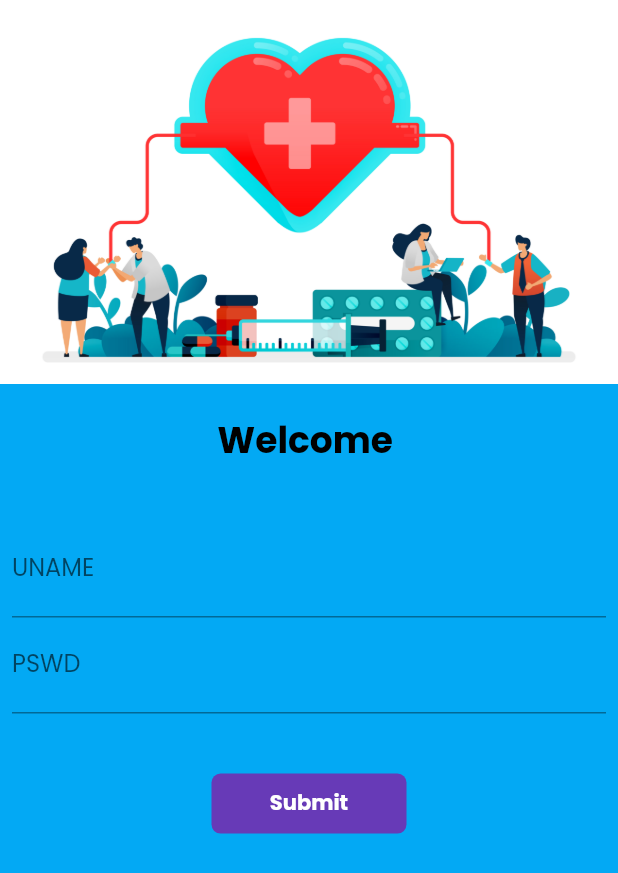
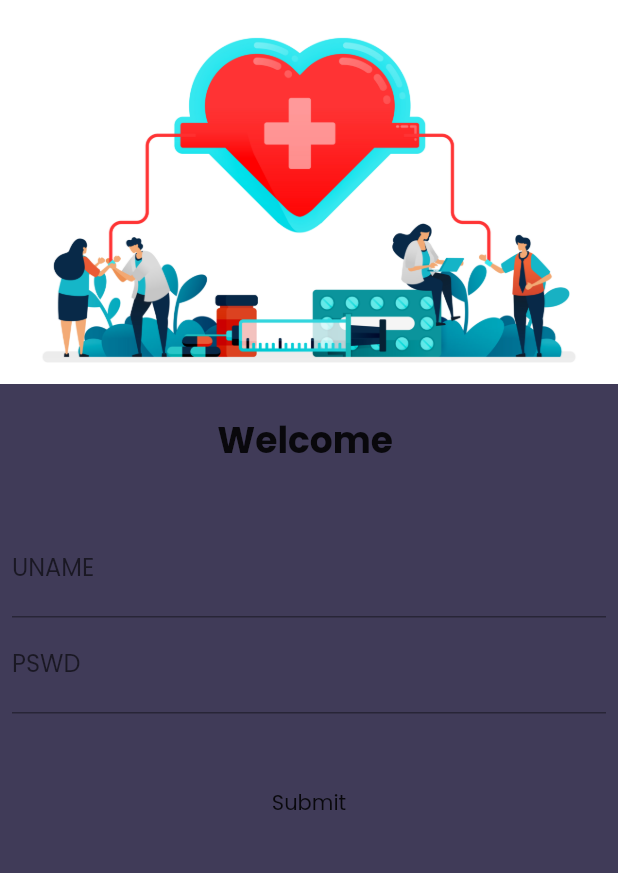
Before and after one commit to SarvT/BookShop, a Flutter app: the LoginApp screen opened by its route, on a phone screen of 412 x 824 dp. Shown: the top 873 px of the screen. Run offline on Flutter 3.47's test engine with Material 2 defaults, Android fonts, the phone set to English and light mode, and no system bars; our stand-ins replace google_fonts, velocity_x; network calls fail.

Commit message:
ui enhancements added dark mode and removed hard code

```diff
--- a/lib/main.dart
+++ b/lib/main.dart
@@ -1,4 +1,5 @@
 import 'package:flutter/material.dart';
+import 'package:oneflut/pages/cart.dart';
 import 'package:oneflut/pages/homepage.dart';
 import 'package:oneflut/pages/login_page.dart';
 import 'package:oneflut/utils/routes.dart';
@@ -28,7 +29,7 @@ class MyApp extends StatelessWidget {
 
 
     return MaterialApp(
-      themeMode: ThemeMode.light,
+      themeMode: ThemeMode.system,
       theme: MyTheme.lightTheme(context),
       darkTheme: MyTheme.darkTheme(context),
 
@@ -52,10 +53,11 @@ class MyApp extends StatelessWidget {
 
 
     debugShowCheckedModeBanner: false, // hides debug bannner
-    initialRoute: "/home",
+    initialRoute: MyRoutes.homeRoute,
       routes: {
         MyRoutes.homeRoute: (context) => const HomeApp(),
         MyRoutes.loginRoute: (context) => const LoginApp(),
+        MyRoutes.cartRoute: (context) =>  CartApp(),
       },
     );
   }
--- a/lib/pages/homeWidgets/CatalogueHeader.dart
+++ b/lib/pages/homeWidgets/CatalogueHeader.dart
@@ -12,7 +12,7 @@ class CatalogueHeader extends StatelessWidget {
     return Column(
       crossAxisAlignment: CrossAxisAlignment.start,
       children: [
-        "Mr.Store".text.xl5.bold.color(MyTheme.darkBluishColor).make(),
+        "Mr.Store".text.xl5.bold.make(),
         "Trending products".text.xl2.make(),
       ],
     );
--- a/lib/pages/homeWidgets/catalogItem.dart
+++ b/lib/pages/homeWidgets/catalogItem.dart
@@ -36,7 +36,7 @@ class CatalogueItem extends StatelessWidget {
                   "\$${catalog.price}".text.bold.xl.make(),
                   ElevatedButton(
                     onPressed: () {},
-                    child: "Buy".text.make(),
+                    child: "Add to cart".text.make(),
                     style: ButtonStyle(
                       shape: MaterialStateProperty.all(
                         const StadiumBorder()
@@ -49,6 +49,6 @@ class CatalogueItem extends StatelessWidget {
           ))
         ],
       ),
-    ).white.roundedLg.square(150).make().py16();
+    ).color(context.accentColor).roundedLg.square(150).make().py16();
   }
 }
--- a/lib/pages/login_page.dart
+++ b/lib/pages/login_page.dart
@@ -1,6 +1,7 @@
 import 'package:flutter/material.dart';
 // import 'package:flutter/widgets.dart';
 import 'package:oneflut/utils/routes.dart';
+import 'package:velocity_x/velocity_x.dart';
 
 // underscore before a name is private in flutter
 
@@ -34,7 +35,7 @@ class _LoginAppState extends State<LoginApp> {
   @override
   Widget build(BuildContext context) {
     return Material(
-      color: Colors.lightBlue,
+      color: context.canvasColor,
       child: SingleChildScrollView(
         child: Form(
           key: _formKey,
@@ -52,7 +53,6 @@ class _LoginAppState extends State<LoginApp> {
               Text(
                 "Welcome $name",
                 style: const TextStyle(
-                  color: Colors.black,
                   fontSize: 24,
                   fontWeight: FontWeight.bold,
                 ),
@@ -100,7 +100,7 @@ class _LoginAppState extends State<LoginApp> {
                   ),
 
                   Material(
-                    color: Colors.deepPurple,
+                    color: context.canvasColor,
                     borderRadius: BorderRadius.circular(changeBtn ? 50 : 6),
                     child: InkWell(
                       onTap: () => moveToHome(context),
@@ -114,13 +114,7 @@ class _LoginAppState extends State<LoginApp> {
                                 Icons.done,
                                 color: Colors.white,
                               )
-                            : const Text(
-                                "Submit",
-                                style: TextStyle(
-                                  color: Colors.white,
-                                  fontWeight: FontWeight.bold,
-                                ),
-                              ),
+                            : "Submit".text.make(),
                         // decoration: BoxDecoration(
                         //     color: Colors.deepPurpleAccent,
                         // )
--- a/lib/utils/routes.dart
+++ b/lib/utils/routes.dart
@@ -2,4 +2,5 @@ class MyRoutes {
   static String loginRoute = '/login';
   static String homeRoute = '/home';
   static String homeDetailRoute = '/details';
+  static String cartRoute = '/cart';
 }
--- a/lib/widgets/themes.dart
+++ b/lib/widgets/themes.dart
@@ -5,22 +5,36 @@ class MyTheme {
   static ThemeData lightTheme(BuildContext context) => ThemeData(
       primarySwatch: Colors.deepPurple,
       fontFamily: GoogleFonts.poppins().fontFamily,
+      cardColor: Colors.black,
+      canvasColor: MyTheme.darkBluishColor,
       appBarTheme: AppBarTheme(
           color: Colors.white,
           elevation: 0.0,
           iconTheme: IconThemeData(color: Colors.black),
           textTheme: Theme.of(context).textTheme,
-        brightness: Brightness.light
-      )
-      );
+          brightness: Brightness.light));
 
   static ThemeData darkTheme(BuildContext context) => ThemeData(
-        brightness: Brightness.dark
-      );
+      brightness: Brightness.dark,
+      // primarySwatch: ,
+      fontFamily: GoogleFonts.poppins().fontFamily,
+      cardColor: Colors.white,
+      accentColor: MyTheme.lilBlue,
+      buttonColor: MyTheme.lilGrey,
+      canvasColor: MyTheme.lilGrey,
+      appBarTheme: AppBarTheme(
+          color: Colors.black,
+          elevation: 0.0,
+          iconTheme: IconThemeData(color: Colors.black),
+          textTheme: Theme.of(context).textTheme));
 
   // colors
   static Color creamColor = Color(0xfff5f5f5);
   static Color darkBluishColor = Color(0xff403b58);
   static Color lilWhite = Color(0xfff4f4f9);
-      static Color lilBlue = Color(0xff2f4550);
+  // static Color lilGrey = Color(0xff2f4550);
+  // static Color lilGrey = Color(0xff022534);
+  static Color lilGrey = Color(0xff17181d);
+  static Color lilBlue = Color(0xff2c2c2c);
+  static Color accentBlueColour = Color(0xffacb3bd);
 }
```
Also changed, not shown: lib/pages/cart.dart (added, +16 -0 lines), lib/pages/home_details.dart (+21 -13 lines), lib/pages/homepage.dart (+13 -2 lines). Lines whose indentation alone changed are shown as unchanged.
